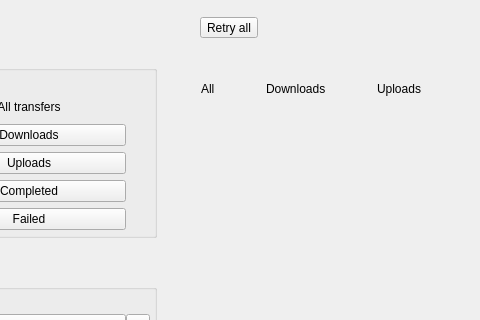
Old version of the form src/MEGASync/transfers/gui/ui/TransferManager.ui in the repository meganz/MEGAsync; both pictures show x 93 to 573 and y 0 to 320 of the 1200 by 720 pixel window.
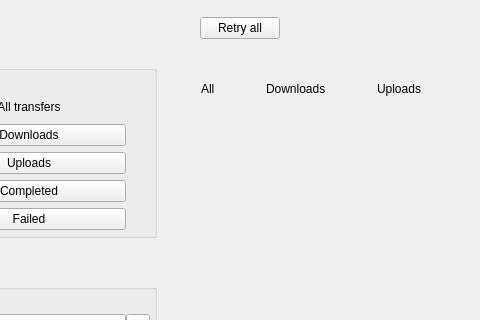
New version of the form. Icons and pictures are not drawn. Custom widgets are drawn as their Qt base class.

Commit message: Retry button tokenized

Patch:
```diff
--- a/src/MEGASync/transfers/gui/ui/TransferManager.ui
+++ b/src/MEGASync/transfers/gui/ui/TransferManager.ui
@@ -1877,7 +1877,7 @@
               </spacer>
              </item>
              <item row="0" column="1">
-              <widget class="QToolButton" name="tActionButton">
+              <widget class="QPushButton" name="tActionButton">
                <property name="sizePolicy">
                 <sizepolicy hsizetype="Preferred" vsizetype="Fixed">
                  <horstretch>0</horstretch>
```
Left out of the diff: 6 changed lines with no effect on the pictures.
